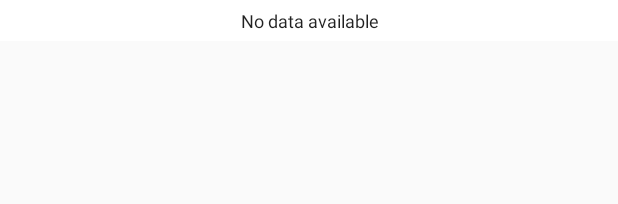
After one commit to AngeloDias/LastFourApps, an Android app: the layout no_users.xml on its own in the app's theme, with its tools: preview values and no code run, on a phone screen of 412 x 824 dp. The commit adds this screen. Shown: the top 204 px of the screen. Run offline under Robolectric (Android 15) with nearby library versions, the phone set to English and light mode, and no system bars.

Commit message:
Implementing the users reference to Database

```diff
--- a/FindMyPhoneApp/app/src/main/java/br/com/training/android/findmyphoneapp/UserData.kt
+++ b/FindMyPhoneApp/app/src/main/java/br/com/training/android/findmyphoneapp/UserData.kt
@@ -35,7 +35,7 @@ class UserData(var context: Context) {
             if(listOfTrackers.isEmpty()) {
                 listOfTrackers = "$key%$value"
             } else {
-                listOfTrackers += "$key%$value"
+                listOfTrackers += "%$key%$value"
             }
         }
 
--- a/FindMyPhoneApp/app/src/main/res/layout/activity_my_trackers_people.xml
+++ b/FindMyPhoneApp/app/src/main/res/layout/activity_my_trackers_people.xml
@@ -4,6 +4,7 @@
     xmlns:tools="http://schemas.android.com/tools"
     android:layout_width="match_parent"
     android:layout_height="match_parent"
+    android:background="@color/grey"
     tools:context=".MyTrackersPeopleActivity">
 
     <ListView
--- /dev/null
+++ b/FindMyPhoneApp/app/src/main/res/layout/no_users.xml
@@ -0,0 +1,21 @@
+<?xml version="1.0" encoding="utf-8"?>
+<LinearLayout
+    xmlns:android="http://schemas.android.com/apk/res/android"
+    android:orientation="vertical"
+    android:layout_width="match_parent"
+    android:layout_height="match_parent">
+
+    <TextView
+        android:id="@+id/txtViewNoUsersInfo"
+        android:paddingTop="5dp"
+        android:paddingBottom="5dp"
+        android:layout_gravity="center_horizontal"
+        android:background="@color/white"
+        android:gravity="center"
+        android:textAppearance="?android:attr/textAppearance"
+        android:textSize="12sp"
+        android:text="@string/no_data_available_text"
+        android:layout_width="match_parent"
+        android:layout_height="wrap_content" />
+
+</LinearLayout>
--- a/FindMyPhoneApp/app/src/main/res/values/strings.xml
+++ b/FindMyPhoneApp/app/src/main/res/values/strings.xml
@@ -10,4 +10,5 @@
     <string name="menu_item_help_text">Help</string>
     <string name="menu_item_finish_text">Finish</string>
     <string name="menu_item_add_contact_text">Add contact</string>
+    <string name="no_data_available_text">No data available</string>
 </resources>
```
Also changed, not shown: FindMyPhoneApp/app/src/main/java/br/com/training/android/findmyphoneapp/MainActivity.kt (+79 -2 lines), FindMyPhoneApp/app/src/main/res/layout/activity_main.xml (+7 -2 lines).
